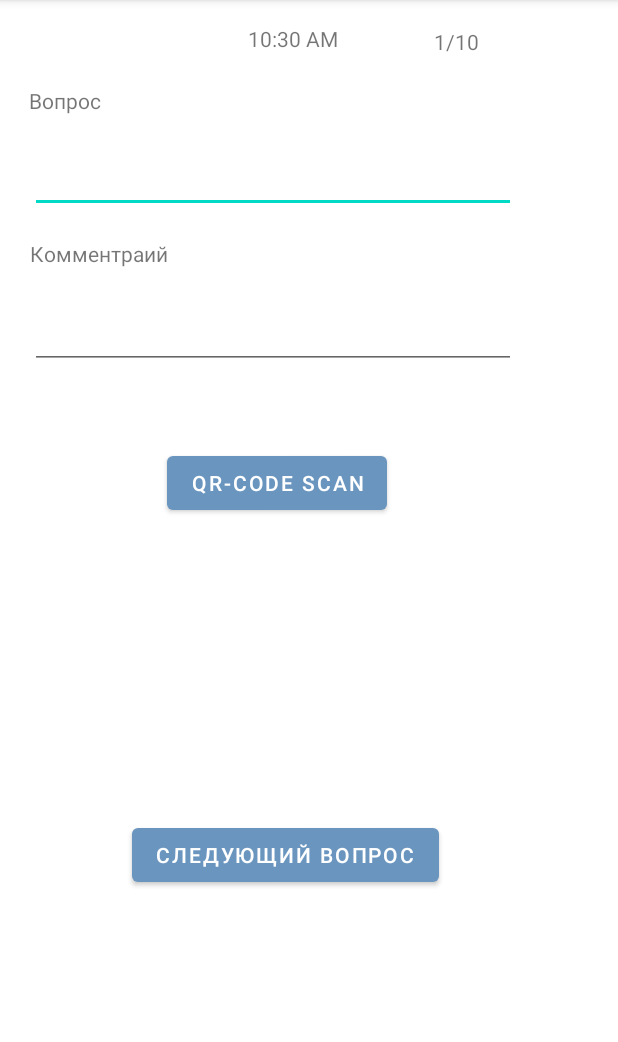
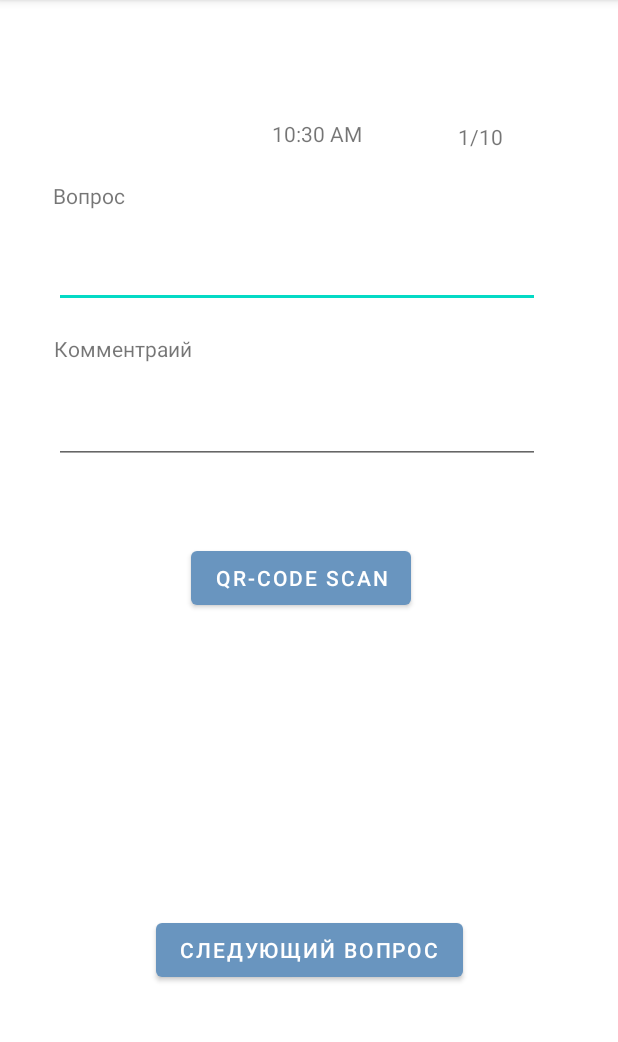
Before and after one commit to RedCrabVb/ApplicationMVP, an Android app: the TestActivity screen opened directly, with no data from a screen before it, on a phone screen of 412 x 824 dp, the part 84-1126 px from its top. Run offline under Robolectric (Android 15) with nearby library versions, the phone set to English and light mode, and no system bars; network calls fail.

Commit message:
Windows test

```diff
--- a/app/src/main/java/ru/vivt/applicationmvp/MainActivity.java
+++ b/app/src/main/java/ru/vivt/applicationmvp/MainActivity.java
@@ -22,12 +22,11 @@ import ru.vivt.applicationmvp.databinding.ActivityMainBinding;
 public class MainActivity extends AppCompatActivity {
 
     private ActivityMainBinding binding;
-//    private CodeScanner mCodeScanner;
-
 
     @Override
     protected void onCreate(Bundle savedInstanceState) {
         super.onCreate(savedInstanceState);
+
 
         binding = ActivityMainBinding.inflate(getLayoutInflater());
         setContentView(binding.getRoot());
--- a/app/src/main/java/ru/vivt/applicationmvp/ui/profile/ProfileViewModel.java
+++ b/app/src/main/java/ru/vivt/applicationmvp/ui/profile/ProfileViewModel.java
@@ -24,6 +24,7 @@ public class ProfileViewModel extends ViewModel {
         if (_email != null) {
             email.setValue(_email);
         }
+
     }
 
     public LiveData<String> getEmail() {
--- /dev/null
+++ b/app/src/main/java/ru/vivt/applicationmvp/ui/test/test/TestBlankFragment.java
@@ -0,0 +1,69 @@
+package ru.vivt.applicationmvp.ui.test.test;
+
+import android.os.Bundle;
+import android.view.LayoutInflater;
+import android.view.View;
+import android.view.ViewGroup;
+import android.widget.Button;
+import android.widget.EditText;
+import android.widget.TextView;
+
+import androidx.annotation.NonNull;
+import androidx.annotation.Nullable;
+import androidx.fragment.app.Fragment;
+import androidx.fragment.app.FragmentTransaction;
+
+import com.google.gson.Gson;
+
+import ru.vivt.applicationmvp.R;
+import ru.vivt.applicationmvp.databinding.FragmentTestBlankBinding;
+import ru.vivt.applicationmvp.ui.repository.Question;
+
+public class TestBlankFragment extends Fragment {
+    private Gson gson = new Gson();
+
+    private FragmentTestBlankBinding binding;
+
+    private Question[] questions;
+    private int currentPositionQuestion = 0;
+
+    private void loadTestCase(EditText questionText, EditText comment, TextView countQuestion) {
+        Question question = questions[currentPositionQuestion++];
+        questionText.setText(question.getText());
+        comment.setText(question.getComment());
+        countQuestion.setText(String.format("%d/%d", currentPositionQuestion, questions.length));
+    }
+
+    public View onCreateView(@NonNull LayoutInflater inflater,
+                             ViewGroup container, Bundle savedInstanceState) {
+
+        binding = FragmentTestBlankBinding.inflate(inflater, container, false);
+        View root = binding.getRoot();
+
+        savedInstanceState = getActivity().getIntent().getExtras();
+        if (savedInstanceState != null) {
+            questions = gson.fromJson(savedInstanceState.get("questions").toString(), Question[].class);
+
+            EditText questionText = binding.textQuestion;
+            EditText comment = binding.textComment;
+            TextView countQuestion = binding.countQuestion;
+            Button buttonNextQuestion = binding.buttonNextQuestion;
+
+            loadTestCase(questionText, comment, countQuestion);
+
+            buttonNextQuestion.setOnClickListener(v -> {
+                if (currentPositionQuestion + 1 > questions.length) {
+                    FragmentTransaction transaction = getFragmentManager().beginTransaction();
+                    transaction.replace(R.id.nav_host_fragment_activity_test, new TestResultFragment());
+                    transaction.addToBackStack(null);
+                    transaction.commit();
+                } else {
+                    loadTestCase(questionText, comment, countQuestion);
+                }
+            });
+        }
+
+        return root;
+    }
+
+}
--- a/app/src/main/res/layout/activity_specific_test.xml
+++ b/app/src/main/res/layout/activity_specific_test.xml
@@ -7,89 +7,15 @@
     tools:context=".ui.account_reset.AccountResetFragment"
     xmlns:android="http://schemas.android.com/apk/res/android">
 
-    <DigitalClock
-        android:id="@+id/simpleDigitalClock"
-        android:layout_width="wrap_content"
-        android:layout_height="wrap_content"
-        android:layout_marginStart="165dp"
-        android:layout_marginTop="16dp"
-        app:layout_constraintStart_toStartOf="parent"
+    <fragment
+        android:name="ru.vivt.applicationmvp.ui.test.test.TestBlankFragment"
+        android:id="@+id/nav_host_fragment_activity_test"
+        android:layout_width="380dp"
+        android:layout_height="642dp"
+        app:layout_constraintBottom_toBottomOf="parent"
+        app:layout_constraintLeft_toLeftOf="parent"
+        app:layout_constraintRight_toRightOf="parent"
         app:layout_constraintTop_toTopOf="parent"
-        tools:ignore="MissingConstraints" />
+        />
 
-    <Button
-        android:id="@+id/buttonNextQuestion"
-        android:layout_width="wrap_content"
-        android:layout_height="wrap_content"
-        android:layout_marginStart="88dp"
-        android:layout_marginTop="200dp"
-        android:text="@string/nextQuestion"
-        app:layout_constraintStart_toStartOf="parent"
-        app:layout_constraintTop_toBottomOf="@+id/buttonQrScan"
-        tools:ignore="MissingConstraints" />
-
-    <EditText
-        android:id="@+id/textQuestion"
-        android:layout_width="324dp"
-        android:layout_height="65dp"
-        android:layout_marginStart="20dp"
-        android:ems="10"
-        android:gravity="start|top"
-        android:inputType="textMultiLine"
-        app:layout_constraintStart_toStartOf="parent"
-        app:layout_constraintTop_toBottomOf="@+id/textView3"
-        tools:ignore="MissingConstraints" />
-
-    <EditText
-        android:id="@+id/textComment"
-        android:layout_width="324dp"
-        android:layout_height="65dp"
-        android:layout_marginStart="20dp"
-        android:layout_marginTop="2dp"
-        android:ems="10"
-        android:gravity="start|top"
-        android:inputType="textMultiLine"
-        app:layout_constraintStart_toStartOf="parent"
-        app:layout_constraintTop_toBottomOf="@+id/textView4"
-        tools:ignore="MissingConstraints" />
-
-    <TextView
-        android:id="@+id/textView3"
-        android:layout_width="wrap_content"
-        android:layout_height="wrap_content"
-        android:layout_marginStart="19dp"
-        android:layout_marginTop="57dp"
-        android:text="@string/question"
-        app:layout_constraintStart_toStartOf="parent"
-        app:layout_constraintTop_toTopOf="parent" />
-
-    <TextView
-        android:id="@+id/textView4"
-        android:layout_width="wrap_content"
-        android:layout_height="wrap_content"
-        android:layout_marginStart="20dp"
-        android:layout_marginTop="17dp"
-        android:text="@string/comment"
-        app:layout_constraintStart_toStartOf="parent"
-        app:layout_constraintTop_toBottomOf="@+id/textQuestion" />
-
-    <Button
-        android:id="@+id/buttonQrScan"
-        android:layout_width="wrap_content"
-        android:layout_height="wrap_content"
-        android:layout_marginStart="111dp"
-        android:layout_marginTop="52dp"
-        android:text="@string/qr_code_scan"
-        app:layout_constraintStart_toStartOf="parent"
-        app:layout_constraintTop_toBottomOf="@+id/textComment" />
-
-    <TextView
-        android:id="@+id/countQuestion"
-        android:layout_width="wrap_content"
-        android:layout_height="wrap_content"
-        android:layout_marginStart="64dp"
-        android:layout_marginTop="18dp"
-        android:text="@string/countQuestion"
-        app:layout_constraintStart_toEndOf="@+id/simpleDigitalClock"
-        app:layout_constraintTop_toTopOf="parent" />
 </androidx.constraintlayout.widget.ConstraintLayout>
--- /dev/null
+++ b/app/src/main/res/layout/fragment_test_blank.xml
@@ -0,0 +1,95 @@
+<?xml version="1.0" encoding="utf-8"?>
+<androidx.constraintlayout.widget.ConstraintLayout xmlns:android="http://schemas.android.com/apk/res/android"
+    xmlns:app="http://schemas.android.com/apk/res-auto"
+    xmlns:tools="http://schemas.android.com/tools"
+    android:layout_width="match_parent"
+    android:layout_height="match_parent"
+    android:background="#FFFFFF"
+    tools:context=".ui.profile.ProfileFragment">
+
+    <DigitalClock
+        android:id="@+id/simpleDigitalClock"
+        android:layout_width="wrap_content"
+        android:layout_height="wrap_content"
+        android:layout_marginStart="165dp"
+        android:layout_marginTop="16dp"
+        app:layout_constraintStart_toStartOf="parent"
+        app:layout_constraintTop_toTopOf="parent"
+        tools:ignore="MissingConstraints" />
+
+    <Button
+        android:id="@+id/buttonNextQuestion"
+        android:layout_width="wrap_content"
+        android:layout_height="wrap_content"
+        android:layout_marginStart="88dp"
+        android:layout_marginTop="200dp"
+        android:text="@string/nextQuestion"
+        app:layout_constraintStart_toStartOf="parent"
+        app:layout_constraintTop_toBottomOf="@+id/buttonQrScan"
+        tools:ignore="MissingConstraints" />
+
+    <EditText
+        android:id="@+id/textQuestion"
+        android:layout_width="324dp"
+        android:layout_height="65dp"
+        android:layout_marginStart="20dp"
+        android:ems="10"
+        android:gravity="start|top"
+        android:inputType="textMultiLine"
+        app:layout_constraintStart_toStartOf="parent"
+        app:layout_constraintTop_toBottomOf="@+id/textView3"
+        tools:ignore="MissingConstraints" />
+
+    <EditText
+        android:id="@+id/textComment"
+        android:layout_width="324dp"
+        android:layout_height="65dp"
+        android:layout_marginStart="20dp"
+        android:layout_marginTop="2dp"
+        android:ems="10"
+        android:gravity="start|top"
+        android:inputType="textMultiLine"
+        app:layout_constraintStart_toStartOf="parent"
+        app:layout_constraintTop_toBottomOf="@+id/textView4"
+        tools:ignore="MissingConstraints" />
+
+    <TextView
+        android:id="@+id/textView3"
+        android:layout_width="wrap_content"
+        android:layout_height="wrap_content"
+        android:layout_marginStart="19dp"
+        android:layout_marginTop="57dp"
+        android:text="@string/question"
+        app:layout_constraintStart_toStartOf="parent"
+        app:layout_constraintTop_toTopOf="parent" />
+
+    <TextView
+        android:id="@+id/textView4"
+        android:layout_width="wrap_content"
+        android:layout_height="wrap_content"
+        android:layout_marginStart="20dp"
+        android:layout_marginTop="17dp"
+        android:text="@string/comment"
+        app:layout_constraintStart_toStartOf="parent"
+        app:layout_constraintTop_toBottomOf="@+id/textQuestion" />
+
+    <Button
+        android:id="@+id/buttonQrScan"
+        android:layout_width="wrap_content"
+        android:layout_height="wrap_content"
+        android:layout_marginStart="111dp"
+        android:layout_marginTop="52dp"
+        android:text="@string/qr_code_scan"
+        app:layout_constraintStart_toStartOf="parent"
+        app:layout_constraintTop_toBottomOf="@+id/textComment" />
+
+    <TextView
+        android:id="@+id/countQuestion"
+        android:layout_width="wrap_content"
+        android:layout_height="wrap_content"
+        android:layout_marginStart="64dp"
+        android:layout_marginTop="18dp"
+        android:text="@string/countQuestion"
+        app:layout_constraintStart_toEndOf="@+id/simpleDigitalClock"
+        app:layout_constraintTop_toTopOf="parent" />
+</androidx.constraintlayout.widget.ConstraintLayout>
```
Also changed, not shown: app/src/main/java/ru/vivt/applicationmvp/ui/test/TestActivity.java (+11 -6 lines), app/src/main/java/ru/vivt/applicationmvp/ui/test/TestFragment.java (+1 -0 lines), app/src/main/java/ru/vivt/applicationmvp/ui/test/test/TestResultFragment.java (added, +25 -0 lines), app/src/main/res/layout/activity_main.xml (+1 -9 lines), app/src/main/res/layout/fragment_test_result.xml (added, +28 -0 lines), app/src/main/res/navigation/test_navigation.xml (added, +17 -0 lines).
